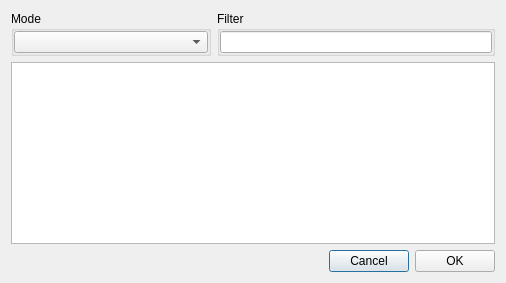
Qt form dialogshortcuts.ui (horsicq/XShortcuts) before a commit.
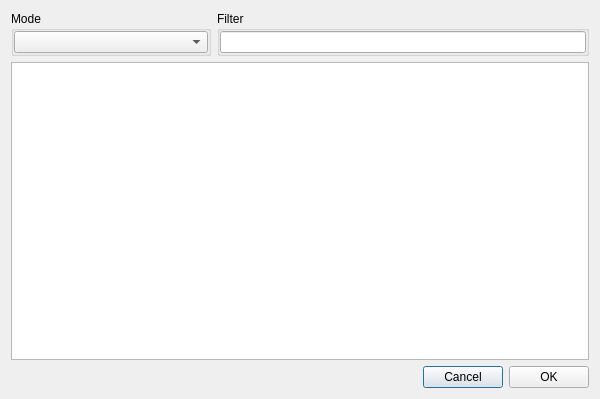
The same form after that commit.

```diff
--- a/dialogshortcuts.ui
+++ b/dialogshortcuts.ui
@@ -6,8 +6,8 @@
    <rect>
     <x>0</x>
     <y>0</y>
-    <width>506</width>
-    <height>283</height>
+    <width>600</width>
+    <height>399</height>
    </rect>
   </property>
   <property name="windowTitle">
```
